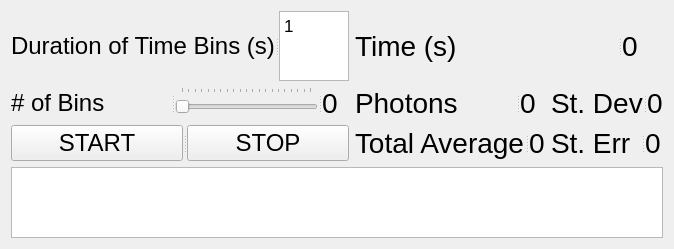
This is SR400_GUI.ui in horowitz-lab/photon-counting as Qt 5 draws it before an edit. The edited form follows.
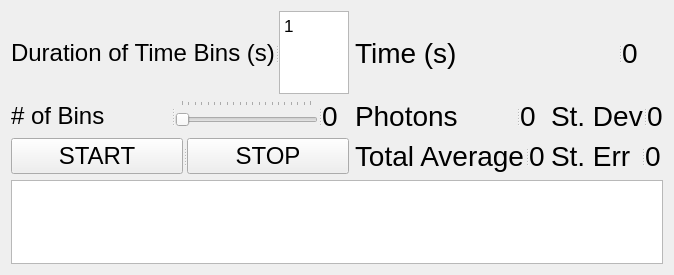
This is the edited form. Custom widgets are drawn as their Qt base class.

Patch:
```diff
--- a/SR400_GUI.ui
+++ b/SR400_GUI.ui
@@ -7,7 +7,7 @@
     <x>0</x>
     <y>0</y>
     <width>674</width>
-    <height>249</height>
+    <height>275</height>
    </rect>
   </property>
   <property name="windowTitle">
@@ -36,9 +36,9 @@
        <string>&lt;!DOCTYPE HTML PUBLIC &quot;-//W3C//DTD HTML 4.0//EN&quot; &quot;http://www.w3.org/TR/REC-html40/strict.dtd&quot;&gt;
 &lt;html&gt;&lt;head&gt;&lt;meta name=&quot;qrichtext&quot; content=&quot;1&quot; /&gt;&lt;style type=&quot;text/css&quot;&gt;
 p, li { white-space: pre-wrap; }
-&lt;/style&gt;&lt;/head&gt;&lt;body style=&quot; font-family:'MS Shell Dlg 2'; font-size:8.25pt; font-weight:400; font-style:normal;&quot;&gt;
-&lt;p style=&quot; margin-top:0px; margin-bottom:0px; margin-left:0px; margin-right:0px; -qt-block-indent:0; text-indent:0px;&quot;&gt;&lt;span style=&quot; font-family:'.SF NS Text'; font-size:13pt;&quot;&gt;1&lt;/span&gt;&lt;/p&gt;
-&lt;p style=&quot;-qt-paragraph-type:empty; margin-top:0px; margin-bottom:0px; margin-left:0px; margin-right:0px; -qt-block-indent:0; text-indent:0px; font-family:'.SF NS Text'; font-size:13pt;&quot;&gt;&lt;br /&gt;&lt;/p&gt;&lt;/body&gt;&lt;/html&gt;</string>
+&lt;/style&gt;&lt;/head&gt;&lt;body style=&quot; font-family:'.Lucida Grande UI'; font-size:13pt; font-weight:400; font-style:normal;&quot;&gt;
+&lt;p style=&quot; margin-top:0px; margin-bottom:0px; margin-left:0px; margin-right:0px; -qt-block-indent:0; text-indent:0px;&quot;&gt;&lt;span style=&quot; font-family:'.SF NS Text';&quot;&gt;1&lt;/span&gt;&lt;/p&gt;
+&lt;p style=&quot;-qt-paragraph-type:empty; margin-top:0px; margin-bottom:0px; margin-left:0px; margin-right:0px; -qt-block-indent:0; text-indent:0px; font-family:'.SF NS Text';&quot;&gt;&lt;br /&gt;&lt;/p&gt;&lt;/body&gt;&lt;/html&gt;</string>
       </property>
      </widget>
     </widget>
@@ -259,6 +259,13 @@
    </item>
   </layout>
  </widget>
+ <customwidgets>
+  <customwidget>
+   <class>PlotWidget</class>
+   <extends>QGraphicsView</extends>
+   <header>pyqtgraph</header>
+  </customwidget>
+ </customwidgets>
  <resources/>
  <connections>
   <connection>
```
Left out of the diff: 2 changed lines with no effect on the pictures.
